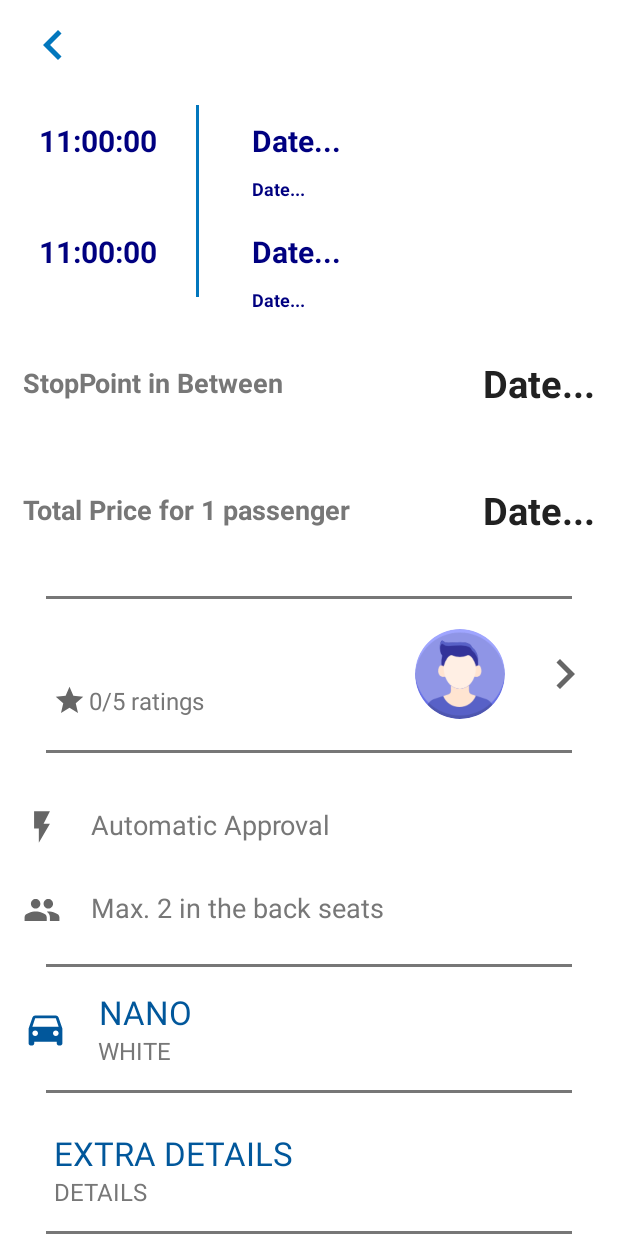
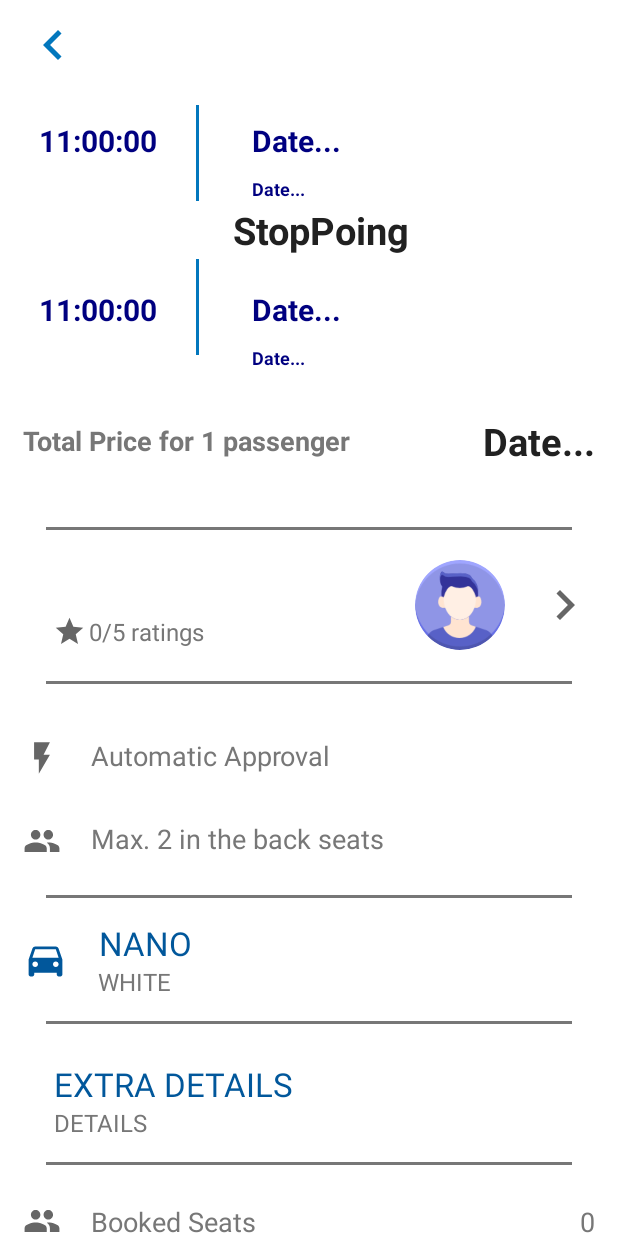
Before and after one commit to NileshTak/ShareSavari, an Android app: the layout activity_ride_detail.xml on its own in the app's theme, with its tools: preview values and no code run, on a phone screen of 412 x 824 dp. Run offline under Robolectric (Android 15) with nearby library versions, the phone set to English and light mode, and no system bars; network calls fail.

```diff
--- a/app/src/main/java/com/ddsio/productionapp/sharesavari/MainActivity.kt
+++ b/app/src/main/java/com/ddsio/productionapp/sharesavari/MainActivity.kt
@@ -1181,7 +1181,7 @@ showNotes()
             etPass.error = "Enter Valid Password"
             progressDialog.dismiss()
         } else if (etPass.text.toString().length <= 8) {
-            etPass.error = "Password Length must be greater the 8 "
+            etPass.error = "Password Length must be greater then 8 "
             progressDialog.dismiss()
         } else if (actualProfImage == null) {
             Toast.makeText(this, "Please select valid Profile Picture.", Toast.LENGTH_LONG).show()
@@ -1432,7 +1432,7 @@ showNotes()
                     if (error.networkResponse.statusCode == 400) {
                         Toast.makeText(
                             applicationContext,
-                            "A user is already registered with this e-mail address",
+                            "A user is already registered with this Mobile Number",
                             Toast.LENGTH_LONG
                         ).show()
                     } else {
--- a/app/src/main/java/com/ddsio/productionapp/sharesavari/SearchScreen/child/DriverProfile.kt
+++ b/app/src/main/java/com/ddsio/productionapp/sharesavari/SearchScreen/child/DriverProfile.kt
@@ -135,8 +135,9 @@ class DriverProfile : AppCompatActivity() {
         tvReport.setOnClickListener {
             showComplaintDialog()
         }
-        if (cust == USER_ID_KEY) {
+        if (cust == USER_ID_KEY || pojoWithData.user.toString() == USER_ID_KEY) {
             ratingB.isEnabled = false
+            tvReport.visibility = View.GONE
         }
         if (cust != "0") {
             getAllRating(cust)
--- a/app/src/main/res/layout/activity_ride_detail.xml
+++ b/app/src/main/res/layout/activity_ride_detail.xml
@@ -154,12 +154,27 @@
 
                     </LinearLayout>
 
-
+                    <TextView
+                        android:id="@+id/tvSP"
+                        android:layout_below="@+id/llLeaving"
+                        android:textSize="25sp"
+                        fontPath="Comfortaa-Bold.ttf"
+                        android:textAlignment="center"
+                        android:text="StopPoing"
+                        android:textStyle="bold"
+                        android:layout_marginTop="2dp"
+                        android:layout_marginBottom="2dp"
+                        android:layout_marginEnd="10dp"
+                        android:layout_marginStart="140dp"
+                        android:textColor="@color/textColor"
+                        android:layout_width="wrap_content"
+                        android:layout_height="wrap_content"
+                        tools:ignore="MissingPrefix" />
 
                     <LinearLayout
                         android:id="@+id/llGoing"
                         android:layout_width="match_parent"
-                        android:layout_below="@+id/llLeaving"
+                        android:layout_below="@+id/tvSP"
                         android:orientation="horizontal"
                         android:layout_height="wrap_content">
 
@@ -233,6 +248,7 @@
                     <RelativeLayout
                         android:id="@+id/llStopPoint"
                         android:layout_width="match_parent"
+                        android:visibility="gone"
                         android:layout_below="@id/llGoing"
                         android:layout_marginTop="10dp"
                         android:layout_height="wrap_content">
@@ -706,52 +722,7 @@
                     android:background="@color/textColorHead"
                     android:layout_height="2dp"/>
 
-                <RelativeLayout
-                    android:id="@+id/rvCoPas"
-                    android:layout_width="match_parent"
-                    android:layout_height="wrap_content">
 
-
-                    <ImageView
-                        android:id="@+id/iv1"
-                        android:layout_width="25dp"
-                        android:layout_marginTop="2dp"
-                        android:tint="@color/colorPrimaryDark"
-                        android:layout_centerVertical="true"
-                        android:layout_gravity="center_vertical"
-                        android:src="@drawable/ic_baseline_group_24"
-                        android:layout_height="25dp"/>
-
-
-                    <TextView
-                        android:id="@+id/tvCoPas"
-                        android:layout_width="wrap_content"
-                        android:layout_height="wrap_content"
-                        android:text="Co - Passengers"
-                        android:layout_gravity="center_vertical"
-                        android:focusable="true"
-                        android:layout_toRightOf="@+id/iv1"
-                        android:layout_marginTop="15dp"
-                        android:layout_marginStart="20dp"
-                        android:layout_centerVertical="true"
-                        android:layout_marginBottom="15dp"
-                        android:focusableInTouchMode="true"
-                        android:textColor="@color/textColorHead"
-                        android:textSize="18sp"
-                        fontPath="Comfortaa-Regular.ttf"
-                        tools:ignore="MissingPrefix"  />
-
-                    <ImageView
-                        android:layout_width="25dp"
-                        android:layout_alignParentEnd="true"
-                        android:layout_marginTop="2dp"
-                        android:layout_centerVertical="true"
-                        android:tint="@color/colorPrimaryDark"
-                        android:foregroundGravity="right"
-                        android:src="@drawable/ic_baseline_keyboard_arrow_right_24"
-                        android:layout_height="25dp"/>
-
-                </RelativeLayout>
 
 
 
@@ -808,6 +779,61 @@
 
 
                 </RelativeLayout>
+
+
+                <LinearLayout
+                    android:id="@+id/rvCoPas"
+                    android:layout_width="match_parent"
+                    android:layout_height="wrap_content">
+
+
+                <RelativeLayout
+                    android:layout_width="match_parent"
+                    android:layout_height="wrap_content">
+
+
+                    <ImageView
+                        android:id="@+id/iv1"
+                        android:layout_width="25dp"
+                        android:layout_marginTop="2dp"
+                        android:tint="@color/colorPrimaryDark"
+                        android:layout_centerVertical="true"
+                        android:layout_gravity="center_vertical"
+                        android:src="@drawable/ic_baseline_group_24"
+                        android:layout_height="25dp"/>
+
+
+                    <TextView
+                        android:id="@+id/tvCoPas"
+                        android:layout_width="wrap_content"
+                        android:layout_height="wrap_content"
+                        android:text="Co - Passengers"
+                        android:layout_gravity="center_vertical"
+                        android:focusable="true"
+                        android:layout_toRightOf="@+id/iv1"
+                        android:layout_marginTop="15dp"
+                        android:layout_marginStart="20dp"
+                        android:layout_centerVertical="true"
+                        android:layout_marginBottom="15dp"
+                        android:focusableInTouchMode="true"
+                        android:textColor="@color/textColorHead"
+                        android:textSize="18sp"
+                        fontPath="Comfortaa-Regular.ttf"
+                        tools:ignore="MissingPrefix"  />
+
+                    <ImageView
+                        android:layout_width="25dp"
+                        android:layout_alignParentEnd="true"
+                        android:layout_marginTop="2dp"
+                        android:layout_centerVertical="true"
+                        android:tint="@color/colorPrimaryDark"
+                        android:foregroundGravity="right"
+                        android:src="@drawable/ic_baseline_keyboard_arrow_right_24"
+                        android:layout_height="25dp"/>
+
+                </RelativeLayout>
+
+                </LinearLayout>
 
                 <View
                     android:layout_width="match_parent"
```
Also changed, not shown: app/src/main/java/com/ddsio/productionapp/sharesavari/InboxScreen/Fragments/NotificationFrag.kt (+6 -6 lines), app/src/main/java/com/ddsio/productionapp/sharesavari/SearchScreen/child/RideDetails.kt (+21 -7 lines).
